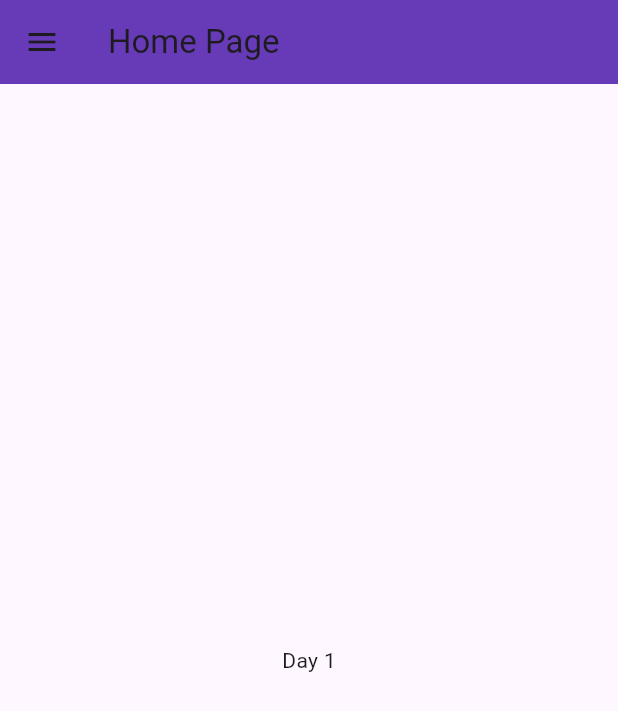
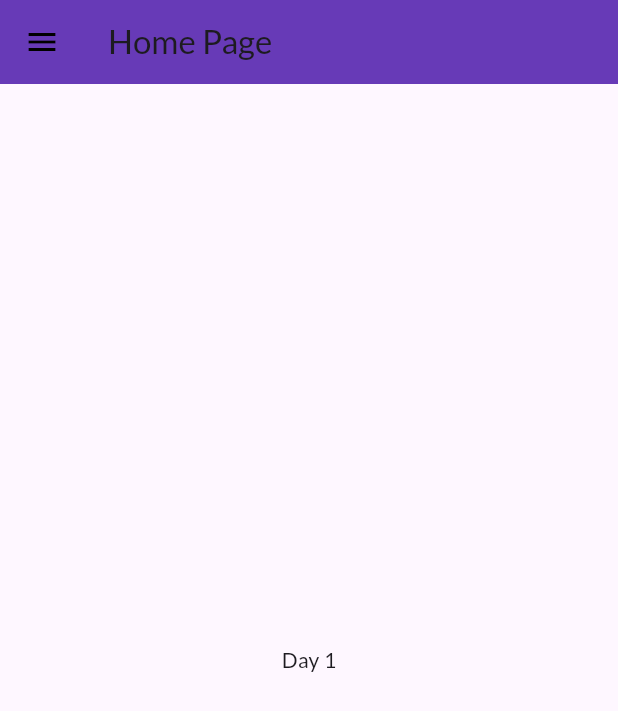
Before and after one commit to ProgrammerRaqib/30_Days_of_Flutter, a Flutter app: the screen it shows after launch, on a phone screen of 412 x 824 dp. Shown: the top 711 px of the screen. Run offline on Flutter 3.47's test engine with Material 3 defaults, Android fonts, the phone set to English and light mode, and no system bars; our stand-ins replace google_fonts.

Commit message:
Themes extracterd

```diff
--- a/lib/main.dart
+++ b/lib/main.dart
@@ -2,6 +2,8 @@ import 'package:flutter/material.dart';
 import 'package:flutter_application_1/pages/homePage.dart';
 import 'package:flutter_application_1/pages/login_page.dart';
 import 'package:flutter_application_1/utils/routes.dart';
+import 'package:flutter_application_1/widgets/themes.dart';
+//import 'package:google_fonts/google_fonts.dart';
 void main(){
 
 runApp(const MyApp());
@@ -15,8 +17,12 @@ class MyApp extends StatelessWidget {
   Widget build(BuildContext context) {
 
     return MaterialApp(
-     //  home:  HomePage1(),
-       theme: ThemeData.light(),
+
+        themeMode: ThemeMode.light,
+
+       theme: MyTheme.lightTheme,
+       darkTheme: MyTheme.darkTheme,
+
       debugShowCheckedModeBanner: false,
     initialRoute: MyRoutes.homeRoute,
     routes: {
--- /dev/null
+++ b/lib/widgets/themes.dart
@@ -0,0 +1,22 @@
+import 'package:flutter/material.dart';
+import 'package:google_fonts/google_fonts.dart';
+
+class MyTheme{
+
+static ThemeData get lightTheme =>ThemeData(
+        primarySwatch: Colors.deepPurple,
+        fontFamily: GoogleFonts.lato().fontFamily,
+        appBarTheme: const AppBarTheme(
+          //textTheme: Theme.of(context).textTheme,
+          color: Colors.white,
+          elevation: 0.0,
+          iconTheme: IconThemeData(color: Colors.black),
+         // texttheme : Theme.of(context).textTheme,
+          ), );
+
+
+
+static ThemeData get darkTheme =>ThemeData(
+        brightness: Brightness.dark
+          );
+}
```
